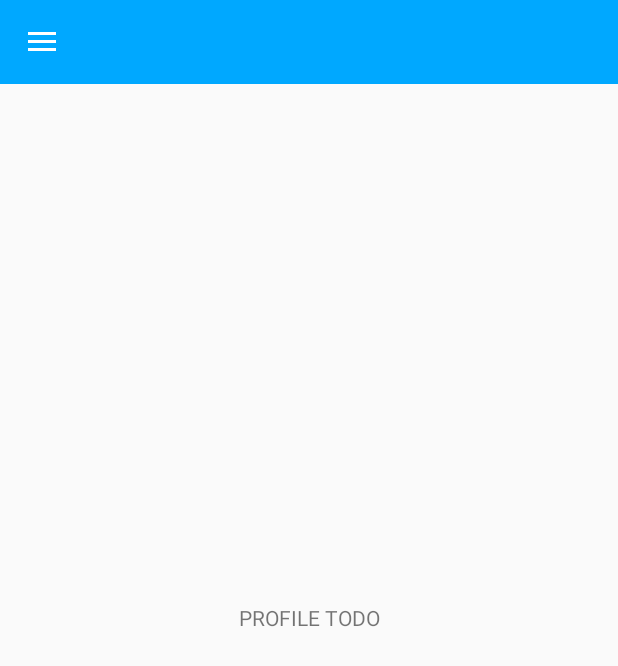
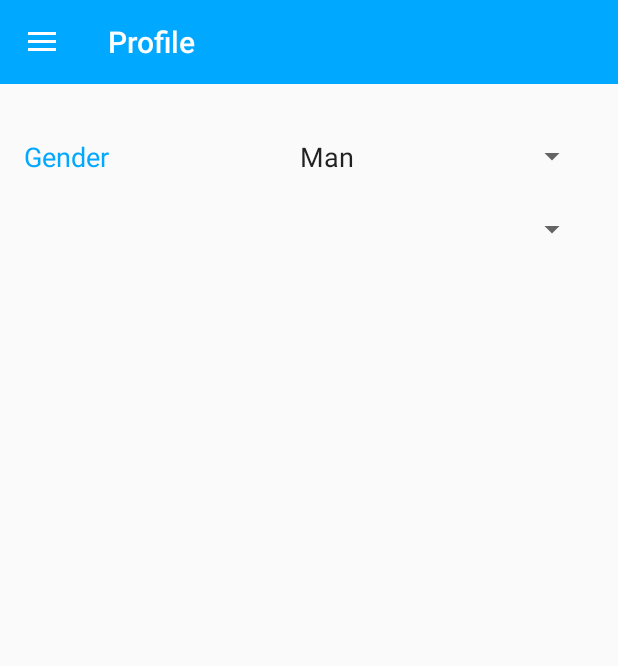
Before and after one commit to Karloid/MemorizeYourWeight, an Android app: the screen it shows after launch (MainActivity), on a phone screen of 412 x 824 dp. Shown: the top 666 px of the screen. Run offline under Robolectric (Android 15) with nearby library versions, the phone set to English and light mode, and no system bars; our stand-ins replace ButterKnife; libraries missing offline, so code that uses them is left out: com.activeandroid, rx.android.schedulers, rx.functions, rx.schedulers, rx.subjects and 1 more; 16 statements that could not run were skipped.

Commit message:
- working on profile

```diff
--- a/app/src/main/java/com/krld/diet/profile/fragments/ProfileFragment.java
+++ b/app/src/main/java/com/krld/diet/profile/fragments/ProfileFragment.java
@@ -1,12 +1,31 @@
 package com.krld.diet.profile.fragments;
 
 import android.os.Bundle;
+import android.view.View;
+import android.view.ViewStub;
+import android.widget.ArrayAdapter;
+import android.widget.Spinner;
+import android.widget.TextView;
 
 import com.krld.diet.R;
 import com.krld.diet.base.fragments.BaseDrawerToggleToolbarFragment;
-import com.krld.diet.base.fragments.BaseFragment;
+
+import java.util.ArrayList;
+import java.util.List;
+
+import butterknife.Bind;
+import butterknife.ButterKnife;
 
 public class ProfileFragment extends BaseDrawerToggleToolbarFragment {
+
+    @Bind(R.id.gender_stub)
+    ViewStub genderStub;
+
+    @Bind(R.id.age_stub)
+    ViewStub ageStub;
+
+    private SpinnerViewHolder genderVh;
+
     public static ProfileFragment newInstance() {
         ProfileFragment fragment = new ProfileFragment();
         Bundle args = new Bundle();
@@ -14,4 +33,41 @@ public class ProfileFragment extends BaseDrawerToggleToolbarFragment {
         fragment.setArguments(args);
         return fragment;
     }
+
+    @Override
+    public void onViewCreated(View view, Bundle savedInstanceState) {
+        super.onViewCreated(view, savedInstanceState);
+
+        mToolbar.setTitle(R.string.profile);
+
+        setupGender();
+
+        genderVh.label.setText(R.string.gender);
+
+        ageStub.inflate();
+    }
+
+    private void setupGender() {
+        genderVh = new SpinnerViewHolder();
+        ButterKnife.bind(genderVh, genderStub.inflate());
+
+        List<String> genders = new ArrayList<>();
+        genders.add(getString(R.string.man));
+        genders.add(getString(R.string.woman));
+
+        ArrayAdapter<String> adapter = new ArrayAdapter<>(getActivity(), R.layout.spinner_li, genders);
+        adapter.setDropDownViewResource(android.R.layout.simple_spinner_dropdown_item);
+        genderVh.value.setAdapter(adapter);
+      //  genderVh.value.setSelection(ages.indexOf(currentValue));
+    }
+
+    public class SpinnerViewHolder {
+
+        @Bind(R.id.textview_label)
+        TextView label;
+
+        @Bind(R.id.spinner_value)
+        Spinner value;
+
+    }
 }
--- a/app/src/main/res/layout/profile_f.xml
+++ b/app/src/main/res/layout/profile_f.xml
@@ -1,13 +1,45 @@
 <?xml version="1.0" encoding="utf-8"?>
 <FrameLayout xmlns:android="http://schemas.android.com/apk/res/android"
-    android:orientation="vertical" android:layout_width="match_parent"
-    android:layout_height="match_parent">
-
-<TextView
     android:layout_width="match_parent"
     android:layout_height="match_parent"
-    android:gravity="center"
-    android:text="PROFILE TODO"/>
+    android:orientation="vertical">
+
+    <ScrollView
+        android:layout_width="match_parent"
+        android:layout_height="match_parent"
+        android:layout_marginTop="@dimen/toolbar_height">
+
+        <LinearLayout
+            android:layout_width="match_parent"
+            android:layout_height="wrap_content"
+            android:orientation="vertical"
+            android:paddingTop="@dimen/margin_large">
+
+            <ViewStub
+                android:id="@+id/gender_stub"
+                style="@style/ProfileSpinnerItem" />
+
+            <ViewStub
+                android:id="@+id/age_stub"
+                style="@style/ProfileSpinnerItem" />
+
+            <ViewStub
+                android:id="@+id/stub_height"
+                style="@style/ProfileSpinnerItem" />
+
+            <ViewStub
+                android:id="@+id/stub_bmi"
+                android:layout_width="match_parent"
+                android:layout_height="wrap_content"
+                android:layout="@layout/profile_li_textview" />
+
+            <ViewStub
+                android:id="@+id/stub_weight"
+                style="@style/ProfileSpinnerItem" />
+
+        </LinearLayout>
+
+    </ScrollView>
 
     <include layout="@layout/toolbar_base" />
 </FrameLayout>
--- /dev/null
+++ b/app/src/main/res/layout/profile_li_spinner.xml
@@ -0,0 +1,35 @@
+<?xml version="1.0" encoding="utf-8"?>
+<LinearLayout xmlns:android="http://schemas.android.com/apk/res/android"
+    android:layout_width="match_parent"
+    android:layout_height="wrap_content"
+    xmlns:tools="http://schemas.android.com/tools"
+    android:background="?attr/selectableItemBackground"
+    android:orientation="horizontal"
+    android:paddingBottom="12dp"
+    android:paddingLeft="16dp"
+    android:paddingRight="16dp"
+    android:paddingTop="12dp">
+
+    <TextView
+        android:id="@+id/textview_label"
+        style="@style/TextAppearance.Default.Regular.Small"
+        android:layout_width="0dp"
+        android:layout_height="wrap_content"
+        android:layout_weight="1"
+        android:layout_gravity="center_vertical"
+        android:textColor="@color/text_primary_blue"
+        tools:text="Label" />
+
+    <Spinner
+        android:id="@+id/spinner_value"
+        style="@style/TextAppearance.Default.Regular.Small"
+        android:layout_width="200dp"
+        android:layout_height="wrap_content"
+        android:layout_marginLeft="18dp"
+        android:layout_marginRight="4dp"
+
+        android:gravity="right|center_vertical"
+        tools:text="Women"
+        android:textColor="@color/text_secondary" />
+
+</LinearLayout>
--- /dev/null
+++ b/app/src/main/res/layout/profile_li_textview.xml
@@ -0,0 +1,34 @@
+<?xml version="1.0" encoding="utf-8"?>
+<LinearLayout xmlns:android="http://schemas.android.com/apk/res/android"
+    android:layout_width="match_parent"
+    android:layout_height="wrap_content"
+    xmlns:tools="http://schemas.android.com/tools"
+    android:background="?attr/selectableItemBackground"
+    android:orientation="horizontal"
+    android:paddingBottom="12dp"
+    android:paddingLeft="16dp"
+    android:paddingRight="16dp"
+    android:paddingTop="12dp">
+
+    <TextView
+        android:id="@+id/textview_label"
+        style="@style/TextAppearance.Default.Regular.Small"
+        android:layout_width="wrap_content"
+        android:layout_height="wrap_content"
+        android:layout_gravity="center_vertical"
+        android:maxWidth="150dp"
+        tools:text="Test Label" />
+
+    <TextView
+        android:id="@+id/textview_value"
+        style="@style/TextAppearance.Default.Regular.Small"
+        android:layout_width="0dp"
+        android:layout_height="wrap_content"
+        android:layout_marginLeft="18dp"
+        android:layout_marginRight="4dp"
+        android:layout_weight="1"
+        android:gravity="right|center_vertical"
+        tools:text="Women"
+        android:textColor="@color/text_secondary" />
+
+</LinearLayout>
--- /dev/null
+++ b/app/src/main/res/layout/spinner_li.xml
@@ -0,0 +1,10 @@
+<TextView xmlns:android="http://schemas.android.com/apk/res/android"
+    android:id="@android:id/text1"
+    style="?android:attr/spinnerItemStyle"
+    android:singleLine="true"
+    android:layout_width="match_parent"
+    android:layout_height="wrap_content"
+    android:ellipsize="marquee"
+    android:textAlignment="inherit"
+    android:textSize="@dimen/text_small"
+    />
--- a/app/src/main/res/values/strings.xml
+++ b/app/src/main/res/values/strings.xml
@@ -34,4 +34,8 @@
     <string name="profile">Profile</string>
     <string name="diet">Diet</string>
     <string name="memorize">Memorize</string>
+    <string name="age">Age</string>
+    <string name="gender">Gender</string>
+    <string name="man">Man</string>
+    <string name="woman">Woman</string>
 </resources>
--- a/app/src/main/res/values/styles.xml
+++ b/app/src/main/res/values/styles.xml
@@ -15,4 +15,10 @@
         <item name="android:textSize">20sp</item>
     </style>
 
+    <style name="ProfileSpinnerItem">
+        <item name="android:layout_width">match_parent</item>
+        <item name="android:layout_height">wrap_content</item>
+        <item name="android:layout">@layout/profile_li_spinner</item>
+    </style>
+
 </resources>
```
Also changed, not shown: 1 other file.
